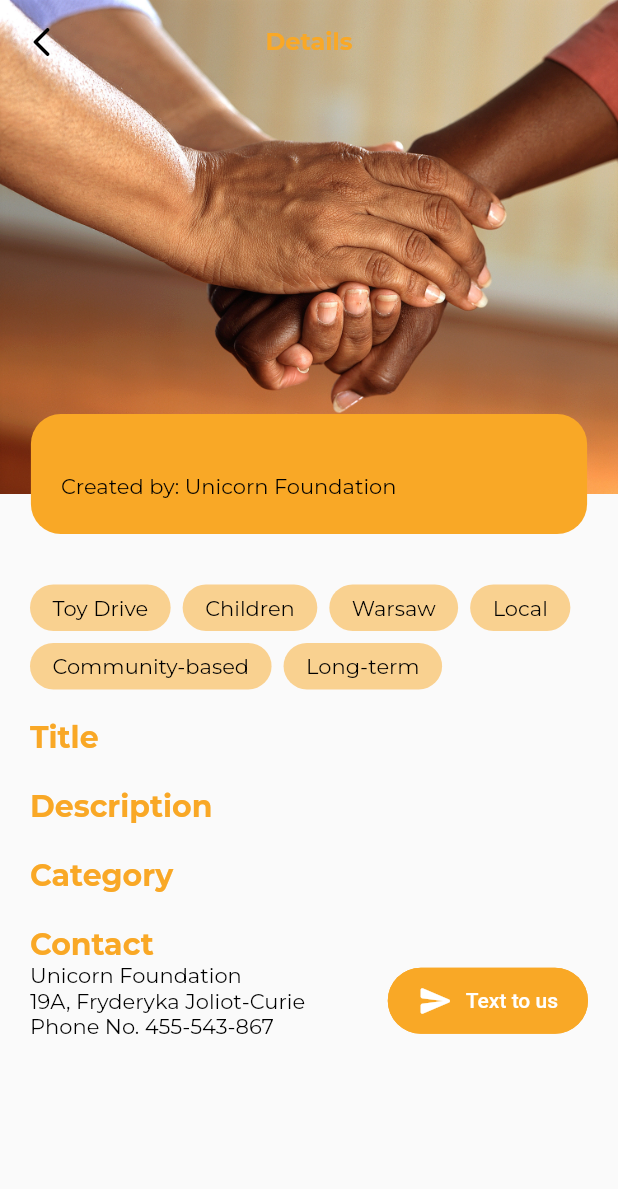
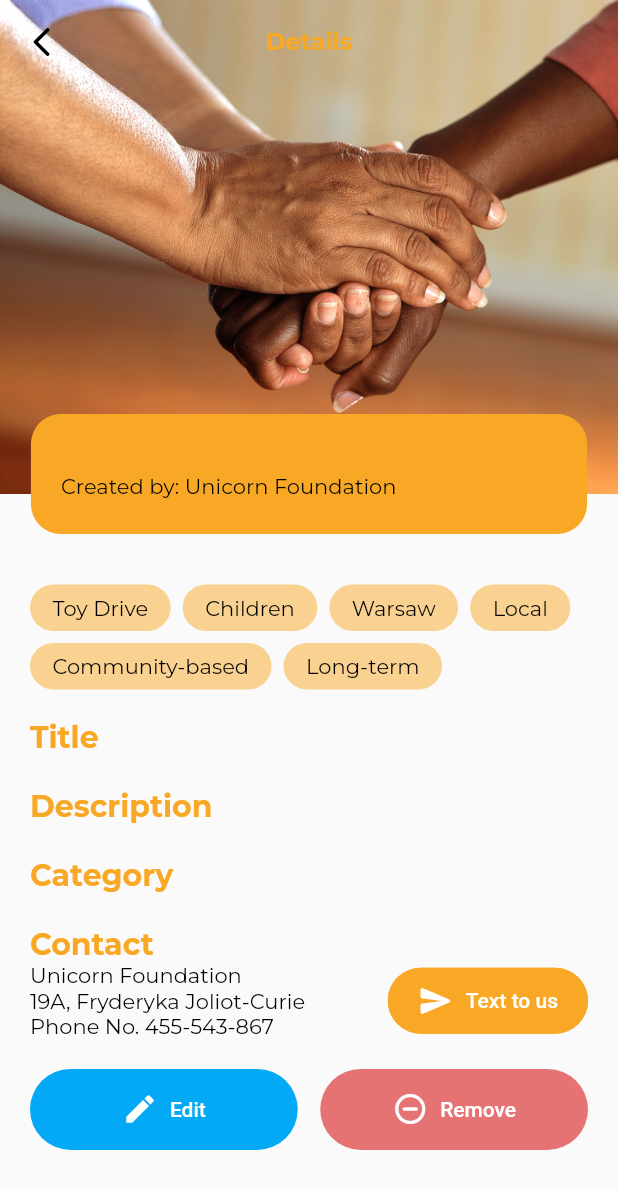
Before and after one commit to jtrznadel/social_ease, a Flutter app: the RequestDetailsScreen screen opened directly with empty values, on a phone screen of 412 x 824 dp. Shown: the top 1189 px of the screen. Run offline on Flutter 3.47's test engine with Material 2 defaults, Android fonts, the phone set to English and light mode, and no system bars; our stand-ins replace accordion, anim_search_bar, awesome_notifications, cloud_firestore, curved_navigation_bar, firebase_auth and 8 more; accounts and stored records are empty; network calls fail.

Commit message:
requestManagement added

```diff
--- a/lib/common_widgets/form/form_header_widget.dart
+++ b/lib/common_widgets/form/form_header_widget.dart
@@ -19,9 +19,7 @@ class FormHeaderWidget extends StatelessWidget {
     return Column(
       crossAxisAlignment: CrossAxisAlignment.start,
       children: [
-        const SizedBox(height: tDefaultSize + 10),
-        SizedBox(
-            height: size.height * imageScale, child: SvgPicture.asset(image)),
+        SizedBox(height: size.height * imageScale, child: SvgPicture.asset(image)),
         const SizedBox(height: tDefaultSize),
         Text(
           title,
--- a/lib/features/authentication/screens/login/widgets/login_form_widget.dart
+++ b/lib/features/authentication/screens/login/widgets/login_form_widget.dart
@@ -62,9 +62,6 @@ class LoginForm extends StatelessWidget {
                       },
                       style: TextButton.styleFrom(foregroundColor: tPrimaryColor),
                       child: const Text("Forgot Password?"))),
-              const SizedBox(
-                height: tFormHeight,
-              ),
               SizedBox(
                 width: double.infinity,
                 child: ElevatedButton(
--- a/lib/features/core/controllers/user_profile_controller.dart
+++ b/lib/features/core/controllers/user_profile_controller.dart
@@ -37,4 +37,9 @@ class UserProfileController extends GetxController {
     Get.back();
     Get.snackbar("Profile Updated", "Profile has been successfully updated");
   }
+
+  getUserId() {
+    final userId = _authRepo.getUserId();
+    return userId;
+  }
 }
--- a/lib/features/core/screens/dashboard/widgets/explore_requests_widget.dart
+++ b/lib/features/core/screens/dashboard/widgets/explore_requests_widget.dart
@@ -64,7 +64,11 @@ class ExploreRequestsWidget extends StatelessWidget {
                                 const SizedBox(
                                   height: tDashboardPadding - 10,
                                 ),
-                                Text(snapshot.data![index].category),
+                                Text(
+                                  snapshot.data![index].category,
+                                  maxLines: 1,
+                                  overflow: TextOverflow.ellipsis,
+                                ),
                                 const SizedBox(
                                   height: tDashboardPadding - 10,
                                 ),
--- a/lib/features/core/screens/requests/request_details_screen.dart
+++ b/lib/features/core/screens/requests/request_details_screen.dart
@@ -1,9 +1,13 @@
 import 'package:flutter/material.dart';
 import 'package:get/get.dart';
 import 'package:google_fonts/google_fonts.dart';
+import 'package:quickalert/quickalert.dart';
 import 'package:social_ease/constants/colors.dart';
 import 'package:social_ease/constants/image_strings.dart';
 import 'package:social_ease/constants/sizes.dart';
+import 'package:social_ease/features/core/controllers/request_controller.dart';
+import 'package:social_ease/features/core/controllers/user_profile_controller.dart';
+import 'package:social_ease/features/core/screens/requests/request_edit_screen.dart';
 import 'package:social_ease/models/request_model.dart';
 
 import 'widgets/tag_section_widget.dart';
@@ -14,6 +18,8 @@ class RequestDetailsScreen extends StatelessWidget {
 
   @override
   Widget build(BuildContext context) {
+    final controller = Get.put(UserProfileController());
+    final requestController = Get.put(RequestController());
     final size = MediaQuery.of(context).size;
     return Scaffold(
         extendBodyBehindAppBar: true,
@@ -113,8 +119,55 @@ class RequestDetailsScreen extends StatelessWidget {
                                   ],
                                 ),
                                 const SizedBox(
-                                  height: 5,
+                                  height: tDashboardPadding,
                                 ),
+                                controller.getUserId() == requestModel.createdBy
+                                    ? Row(
+                                        children: [
+                                          Expanded(
+                                            child: ElevatedButton.icon(
+                                                onPressed: () => Get.to(RequestEditScreen(
+                                                    requestModel: requestModel)),
+                                                style: ElevatedButton.styleFrom(
+                                                    backgroundColor: Colors.lightBlue,
+                                                    shape: RoundedRectangleBorder(
+                                                        borderRadius:
+                                                            BorderRadius.circular(100)),
+                                                    side: const BorderSide(
+                                                        color: Colors.transparent)),
+                                                icon: const Icon(Icons.edit),
+                                                label: const Text("Edit")),
+                                          ),
+                                          const SizedBox(
+                                            width: 15,
+                                          ),
+                                          Expanded(
+                                            child: ElevatedButton.icon(
+                                                onPressed: () => QuickAlert.show(
+                                                    context: context,
+                                                    type: QuickAlertType.confirm,
+                                                    text: "Are you sure?",
+                                                    confirmBtnText: "Yes",
+                                                    cancelBtnText: "No",
+                                                    onCancelBtnTap: () =>
+                                                        Navigator.pop(context),
+                                                    onConfirmBtnTap: () =>
+                                                        requestController.deleteRequest(
+                                                            requestModel.id!)),
+                                                style: ElevatedButton.styleFrom(
+                                                    backgroundColor: Colors.red[300],
+                                                    shape: RoundedRectangleBorder(
+                                                        borderRadius:
+                                                            BorderRadius.circular(100)),
+                                                    side: const BorderSide(
+                                                        color: Colors.transparent)),
+                                                icon: const Icon(
+                                                    Icons.remove_circle_outline_rounded),
+                                                label: const Text("Remove")),
+                                          )
+                                        ],
+                                      )
+                                    : Container()
                               ],
                             ),
                           ),
--- a/lib/models/request_model.dart
+++ b/lib/models/request_model.dart
@@ -32,6 +32,7 @@ class RequestModel {
   factory RequestModel.fromSnapshot(DocumentSnapshot<Map<String, dynamic>> document) {
     final data = document.data()!;
     return RequestModel(
+        id: data['id'],
         title: data['title'],
         description: data["description"],
         category: data["category"],
--- a/pubspec.yaml
+++ b/pubspec.yaml
@@ -51,6 +51,7 @@ dependencies:
   geocoding: ^2.1.0
   anim_search_bar: ^2.0.3
   accordion: ^2.5.1
+  quickalert: ^1.0.1
 
 dev_dependencies:
   flutter_test:
```
Also changed, not shown: lib/features/authentication/screens/login/login_screen.dart (+13 -3 lines), lib/features/authentication/screens/on_boarding/on_boarding_screen.dart (+14 -4 lines), lib/features/authentication/screens/signup/signup_screen.dart (+13 -3 lines), lib/features/authentication/screens/welcome/welcome_screen.dart (+14 -5 lines), lib/features/core/controllers/request_controller.dart (+20 -0 lines), lib/features/core/screens/requests/request_edit_screen.dart (added, +163 -0 lines), lib/features/core/screens/requests/requests_screen.dart (+9 -3 lines), lib/repository/request_repository/request_repository.dart (+28 -9 lines), pubspec.lock.
